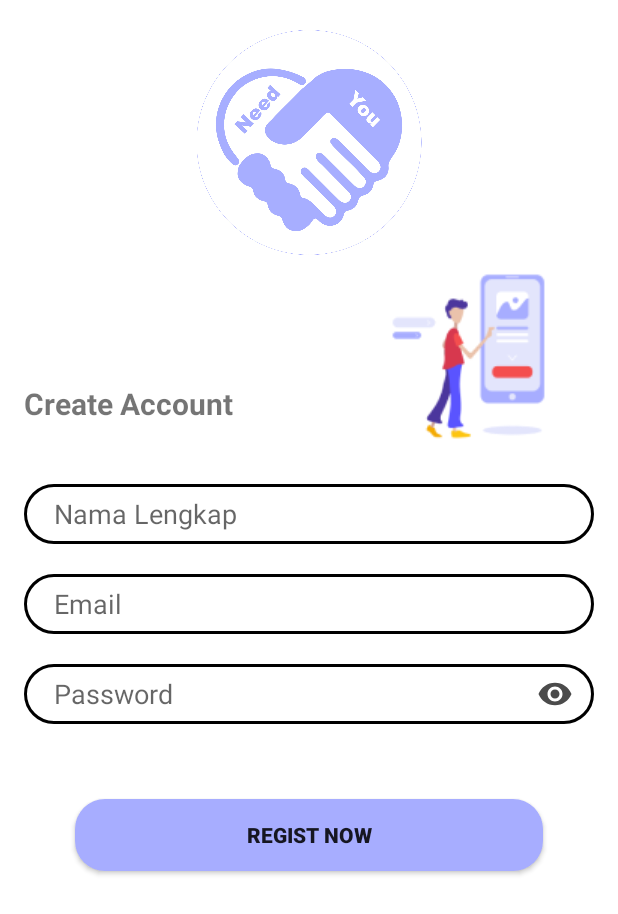
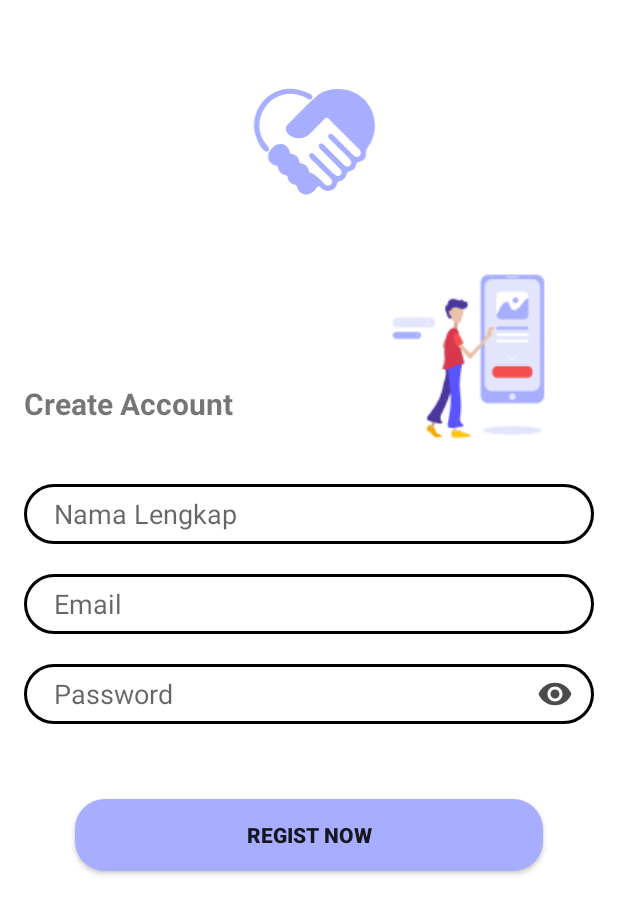
Before and after one commit to aliAsgarZainalAbidin/project-O2, an Android app: the RegistPelangganActivity screen opened directly, with no data from a screen before it, on a phone screen of 412 x 824 dp. Shown: the top 914 px of the screen. Run offline under Robolectric (Android 15) with nearby library versions, the phone set to English and light mode, and no system bars.

Commit message:
Fix icon create Account

```diff
--- a/app/src/main/res/layout/activity_regist_pelanggan.xml
+++ b/app/src/main/res/layout/activity_regist_pelanggan.xml
@@ -13,7 +13,7 @@
         android:layout_height="150dp"
         android:layout_centerHorizontal="true"
         android:layout_marginTop="20dp"
-        android:src="@mipmap/logo" />
+        app:srcCompat="@drawable/ic_logo" />
 
     <ImageView
         android:id="@+id/person2"
```
